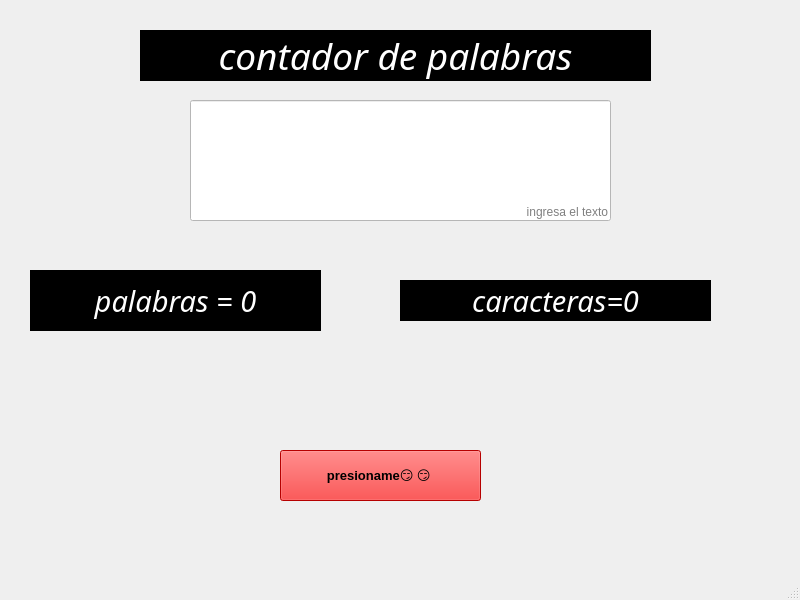
Old version of the form ContadorPalabras.ui in the repository 253110113-beep/contadorPalabrasRMJM.
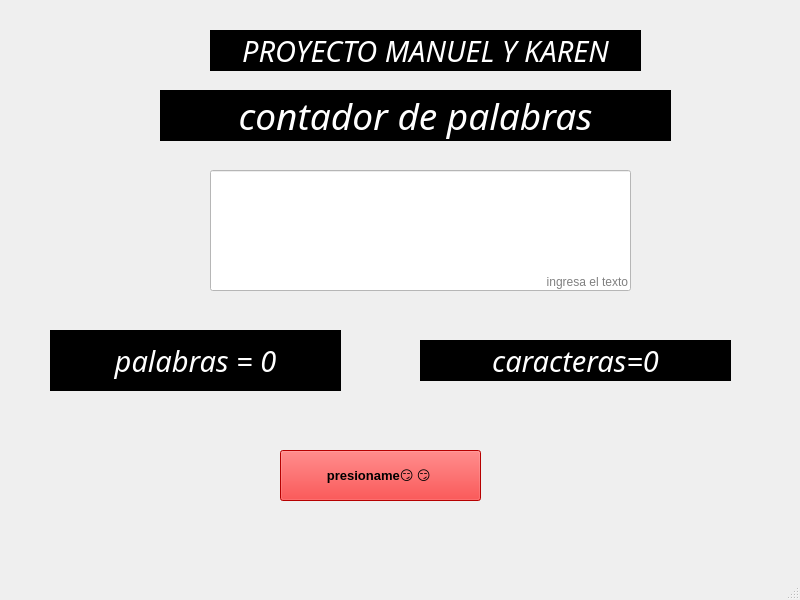
New version of the form.

Commit message: Se añadio el titulo de la actividad 😸

Diff of the .ui file:
```diff
--- a/ContadorPalabras.ui
+++ b/ContadorPalabras.ui
@@ -24,8 +24,8 @@
    <widget class="QLabel" name="label">
     <property name="geometry">
      <rect>
-      <x>140</x>
-      <y>30</y>
+      <x>160</x>
+      <y>90</y>
       <width>511</width>
       <height>51</height>
      </rect>
@@ -51,8 +51,8 @@
    <widget class="QLineEdit" name="editCaracteres">
     <property name="geometry">
      <rect>
-      <x>190</x>
-      <y>100</y>
+      <x>210</x>
+      <y>170</y>
       <width>421</width>
       <height>121</height>
      </rect>
@@ -95,8 +95,8 @@
    <widget class="QLabel" name="tvPalabras">
     <property name="geometry">
      <rect>
-      <x>30</x>
-      <y>270</y>
+      <x>50</x>
+      <y>330</y>
       <width>291</width>
       <height>61</height>
      </rect>
@@ -122,8 +122,8 @@
    <widget class="QLabel" name="tvCaracteres">
     <property name="geometry">
      <rect>
-      <x>400</x>
-      <y>280</y>
+      <x>420</x>
+      <y>340</y>
       <width>311</width>
       <height>41</height>
      </rect>
@@ -146,6 +146,33 @@
      <set>Qt::AlignCenter</set>
     </property>
    </widget>
+   <widget class="QLabel" name="tvCaracteres_2">
+    <property name="geometry">
+     <rect>
+      <x>210</x>
+      <y>30</y>
+      <width>431</width>
+      <height>41</height>
+     </rect>
+    </property>
+    <property name="font">
+     <font>
+      <family>Roman</family>
+      <pointsize>22</pointsize>
+      <italic>true</italic>
+     </font>
+    </property>
+    <property name="styleSheet">
+     <string notr="true">color: rgb(255, 255, 255);
+background-color: rgb(0, 0, 0);</string>
+    </property>
+    <property name="text">
+     <string>PROYECTO MANUEL Y KAREN</string>
+    </property>
+    <property name="alignment">
+     <set>Qt::AlignCenter</set>
+    </property>
+   </widget>
   </widget>
   <widget class="QMenuBar" name="menubar">
    <property name="geometry">
```
